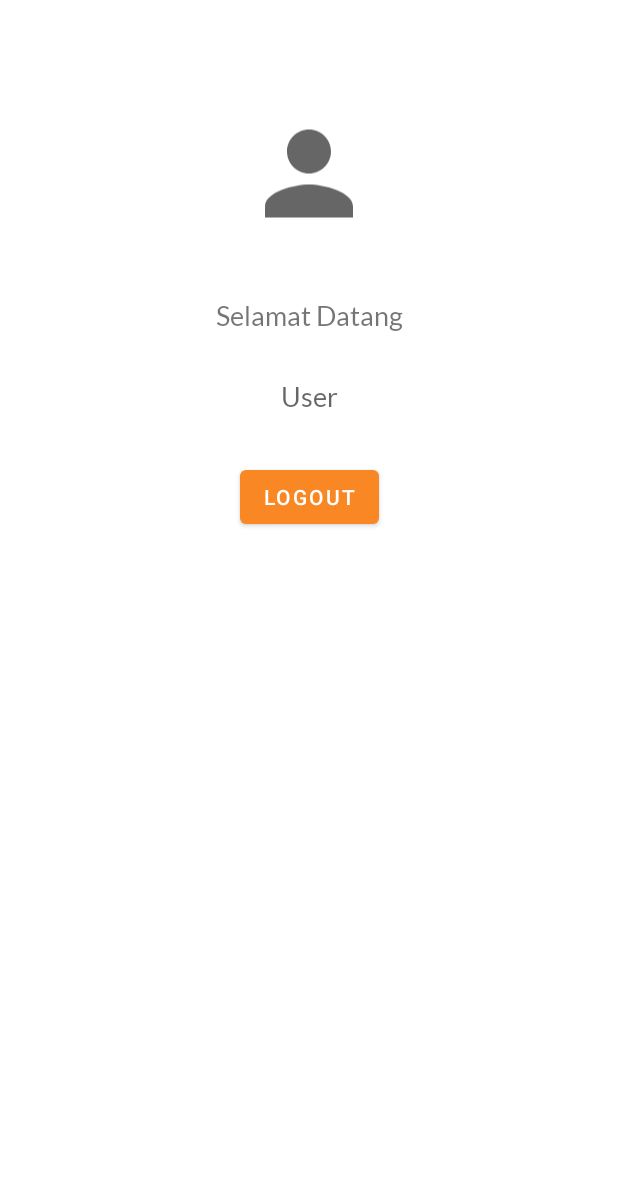
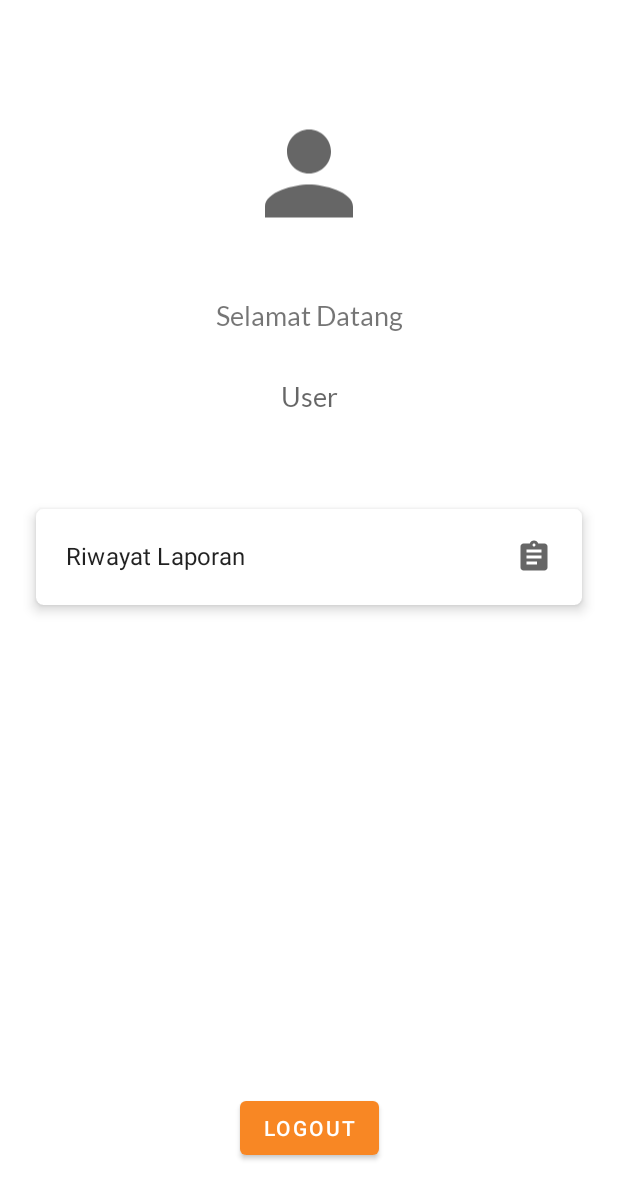
Before and after one commit to reynardets/BeeSafe, an Android app: the layout fragment_akun.xml on its own in the app's theme, with its tools: preview values and no code run, on a phone screen of 412 x 824 dp. Shown: the top 1199 px of the screen. Run offline under Robolectric (Android 15) with nearby library versions, the phone set to English and light mode, and no system bars.

Commit message:
"create layout for history reports"

```diff
--- a/app/build.gradle
+++ b/app/build.gradle
@@ -76,4 +76,8 @@ dependencies {
     //Retrofit
     implementation "com.squareup.retrofit2:retrofit:2.9.0"
     implementation "com.squareup.retrofit2:converter-gson:2.9.0"
+
+    //RecycleView & CardView
+    implementation 'androidx.recycleview:recycleview:1.1.0'
+    implementation 'androidx.cardview:cardview:1.0.0'
 }
--- /dev/null
+++ b/app/src/main/res/drawable/ic_baseline_assignment_24.xml
@@ -0,0 +1,11 @@
+<vector xmlns:android="http://schemas.android.com/apk/res/android"
+    android:width="24dp"
+    android:height="24dp"
+    android:viewportWidth="24"
+    android:viewportHeight="24"
+    android:tint="?attr/colorControlNormal"
+    android:autoMirrored="true">
+  <path
+      android:fillColor="@android:color/white"
+      android:pathData="M19,3h-4.18C14.4,1.84 13.3,1 12,1c-1.3,0 -2.4,0.84 -2.82,2L5,3c-1.1,0 -2,0.9 -2,2v14c0,1.1 0.9,2 2,2h14c1.1,0 2,-0.9 2,-2L21,5c0,-1.1 -0.9,-2 -2,-2zM12,3c0.55,0 1,0.45 1,1s-0.45,1 -1,1 -1,-0.45 -1,-1 0.45,-1 1,-1zM14,17L7,17v-2h7v2zM17,13L7,13v-2h10v2zM17,9L7,9L7,7h10v2z"/>
+</vector>
--- a/app/src/main/res/layout/fragment_akun.xml
+++ b/app/src/main/res/layout/fragment_akun.xml
@@ -49,16 +49,55 @@
         app:layout_constraintStart_toStartOf="parent"
         app:layout_constraintTop_toBottomOf="@+id/txt_welcomeuser" />
 
+    <androidx.cardview.widget.CardView
+        android:id="@+id/riwayatLaporan_cv"
+        android:layout_width="match_parent"
+        android:layout_height="wrap_content"
+        android:layout_marginStart="24dp"
+        android:layout_marginTop="64dp"
+        android:layout_marginEnd="24dp"
+        app:cardElevation="5dp"
+        app:cardCornerRadius="5dp"
+        app:layout_constraintEnd_toEndOf="parent"
+        app:layout_constraintHorizontal_bias="0.0"
+        app:layout_constraintStart_toStartOf="parent"
+        app:layout_constraintTop_toBottomOf="@+id/txt_user">
+        <RelativeLayout
+            android:layout_width="wrap_content"
+            android:layout_height="wrap_content">
+            <TextView
+                android:layout_width="wrap_content"
+                android:layout_height="wrap_content"
+                android:layout_margin="20dp"
+                style="@style/TextAppearance.MaterialComponents.Subtitle1"
+                android:text="Riwayat Laporan" />
+
+            <ImageView
+                android:layout_width="wrap_content"
+                android:layout_height="wrap_content"
+                android:src="@drawable/ic_baseline_assignment_24"
+                android:layout_alignParentEnd="true"
+                android:layout_margin="20dp"
+                />
+        </RelativeLayout>
+
+
+
+
+    </androidx.cardview.widget.CardView>
+
     <Button
         android:id="@+id/btn_logout"
         android:layout_width="wrap_content"
         android:layout_height="wrap_content"
         android:layout_marginStart="64dp"
-        android:layout_marginTop="32dp"
         android:layout_marginEnd="64dp"
+        android:layout_marginBottom="48dp"
         android:text="@string/logout"
+        app:layout_constraintBottom_toBottomOf="parent"
         app:layout_constraintEnd_toEndOf="parent"
-        app:layout_constraintStart_toStartOf="parent"
-        app:layout_constraintTop_toBottomOf="@+id/txt_user" />
+        app:layout_constraintStart_toStartOf="parent" />
+
+
 
 </androidx.constraintlayout.widget.ConstraintLayout>
```
Also changed, not shown: app/src/main/java/com/example/beesafe/api/APIEndpoint.kt (+6 -4 lines), app/src/main/java/com/example/beesafe/ui/akun/HistoryReports.java (added, +26 -0 lines), app/src/main/res/layout/fragment_history_reports.xml (added, +18 -0 lines), app/src/main/res/layout/history_item.xml (added, +97 -0 lines).
